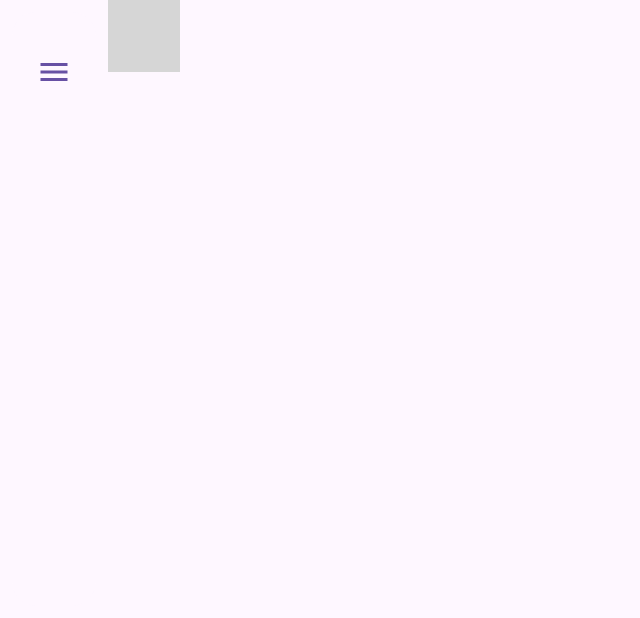
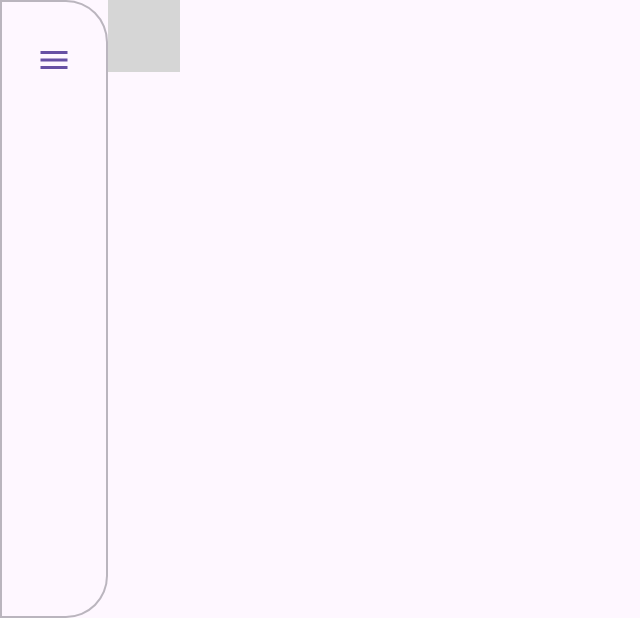
Before and after one commit to LanRhyme/ShardLauncher, an Android app built with Jetpack Compose: the screen it shows after launch (MainActivity), on a phone screen of 824 x 412 dp (held sideways). Shown: the whole screen, without its empty margins (0-640 px from the left). Run offline under Robolectric (Android 15) with nearby library versions, the phone set to English and light mode, and no system bars; 3 statements that could not run were skipped; grey boxes are pictures that could not be loaded.

Commit message:
侧边栏优化

```diff
--- a/app/build.gradle.kts
+++ b/app/build.gradle.kts
@@ -49,7 +49,7 @@ dependencies {
     implementation(libs.androidx.ui.graphics)
     implementation(libs.androidx.ui.tooling.preview)
     implementation(libs.androidx.material3)
-    implementation("androidx.compose.material3:material3:1.3.2")
+    implementation("com.google.android.material:material:1.12.0") // Add this for M3 themes
     implementation("androidx.navigation:navigation-compose:2.9.4")
     implementation("androidx.compose.material:material-icons-core:1.7.8")
     implementation("androidx.compose.material:material-icons-extended:1.7.8")
--- a/app/src/main/java/com/lanrhyme/shardlauncher/MainActivity.kt
+++ b/app/src/main/java/com/lanrhyme/shardlauncher/MainActivity.kt
@@ -1,11 +1,13 @@
 package com.lanrhyme.shardlauncher
 
+import android.app.Activity
 import android.os.Bundle
 import androidx.activity.ComponentActivity
 import androidx.activity.compose.setContent
 import androidx.compose.animation.core.Spring
 import androidx.compose.animation.core.animateDpAsState
 import androidx.compose.animation.core.spring
+import androidx.compose.foundation.BorderStroke
 import androidx.compose.foundation.background
 import androidx.compose.foundation.clickable
 import androidx.compose.foundation.isSystemInDarkTheme
@@ -20,6 +22,8 @@ import androidx.compose.ui.Modifier
 import androidx.compose.ui.draw.blur
 import androidx.compose.ui.draw.clip
 import androidx.compose.ui.graphics.Color
+import androidx.compose.ui.graphics.toArgb
+import androidx.compose.ui.platform.LocalView
 import androidx.compose.ui.unit.dp
 import androidx.core.view.WindowCompat
 import androidx.navigation.NavController
@@ -78,20 +82,10 @@ fun MainScreen(
         animationSpec = spring(stiffness = Spring.StiffnessMedium)
     )
 
-    Surface(modifier = Modifier.fillMaxSize()) {
+    // The root is now a Box, not a Surface, to prevent double backgrounds.
     Box(modifier = Modifier.fillMaxSize()) {
-            Row(modifier = Modifier.fillMaxSize()) {
-                if (sidebarPosition == SidebarPosition.Left) {
-                    SideBar(
-                        modifier = Modifier.width(sidebarWidth),
-                        isExpanded = isSidebarExpanded,
-                        onToggleExpand = { isSidebarExpanded = !isSidebarExpanded },
-                        navController = navController
-                    )
-                }
-
         MainContent(
-                    modifier = Modifier.weight(1f),
+            modifier = Modifier.fillMaxSize(),
             isSidebarExpanded = isSidebarExpanded,
             contentBlurRadius = contentBlurRadius,
             onSidebarExpandToggle = { isSidebarExpanded = !isSidebarExpanded },
@@ -102,16 +96,20 @@ fun MainScreen(
             onPositionChange = onPositionChange
         )
 
-                if (sidebarPosition == SidebarPosition.Right) {
+        val sidebarAlignment = when (sidebarPosition) {
+            SidebarPosition.Left -> Alignment.CenterStart
+            SidebarPosition.Right -> Alignment.CenterEnd
+        }
+
         SideBar(
-                        modifier = Modifier.width(sidebarWidth),
+            modifier = Modifier
+                .align(sidebarAlignment)
+                .width(sidebarWidth),
             isExpanded = isSidebarExpanded,
             onToggleExpand = { isSidebarExpanded = !isSidebarExpanded },
-                        navController = navController
+            navController = navController,
+            position = sidebarPosition
         )
-                }
-            }
-        }
     }
 }
 
@@ -127,17 +125,16 @@ fun MainContent(
     sidebarPosition: SidebarPosition,
     onPositionChange: (SidebarPosition) -> Unit
 ) {
-    Box(modifier = modifier.fillMaxHeight()) {
+    val collapsedSidebarWidth = 72.dp
+    val contentPadding = when (sidebarPosition) {
+        SidebarPosition.Left -> PaddingValues(start = collapsedSidebarWidth)
+        SidebarPosition.Right -> PaddingValues(end = collapsedSidebarWidth)
+    }
+
     Box(
-            modifier = Modifier
-                .fillMaxSize()
-                .blur(radius = contentBlurRadius)
-                .clickable(enabled = isSidebarExpanded) {
-                    if (isSidebarExpanded) {
-                        onSidebarExpandToggle()
-                    }
-                }
+        modifier = modifier.blur(radius = contentBlurRadius)
     ) {
+        Box(modifier = Modifier.padding(contentPadding)) {
             NavHost(navController = navController, startDestination = Screen.Home.route) {
                 composable(Screen.Home.route) { HomePage() }
                 composable(Screen.Settings.route) {
@@ -151,10 +148,10 @@ fun MainContent(
             }
         }
 
-        if (isSidebarExpanded && contentBlurRadius > 0.dp) {
+        if (isSidebarExpanded) {
             Box(
                 modifier = Modifier
-                    .matchParentSize()
+                    .fillMaxSize()
                     .background(Color.Black.copy(alpha = 0.3f))
                     .clickable { onSidebarExpandToggle() }
             )
@@ -167,24 +164,29 @@ fun SideBar(
     modifier: Modifier = Modifier,
     isExpanded: Boolean,
     onToggleExpand: () -> Unit,
-    navController: NavController
+    navController: NavController,
+    position: SidebarPosition
 ) {
     val navBackStackEntry by navController.currentBackStackEntryAsState()
     val currentRoute = navBackStackEntry?.destination?.route
 
+    val cardShape = when (position) {
+        SidebarPosition.Left -> RoundedCornerShape(topEnd = 28.dp, bottomEnd = 28.dp)
+        SidebarPosition.Right -> RoundedCornerShape(topStart = 28.dp, bottomStart = 28.dp)
+    }
+
     Card(
-        modifier = modifier
-            .fillMaxHeight()
-            .padding(8.dp),
-        shape = RoundedCornerShape(16.dp),
+        modifier = modifier.fillMaxHeight(),
+        shape = cardShape,
         colors = CardDefaults.cardColors(
             containerColor = MaterialTheme.colorScheme.surface.copy(alpha = 0.85f)
         ),
-        elevation = CardDefaults.cardElevation(defaultElevation = 0.dp)
+        elevation = CardDefaults.cardElevation(defaultElevation = 0.dp),
+        border = BorderStroke(1.dp, MaterialTheme.colorScheme.outline.copy(alpha = 0.5f))
     ) {
         Column(
             modifier = Modifier
-                .padding(vertical = 16.dp)
+                .padding(vertical = 16.dp, horizontal = 8.dp)
                 .fillMaxHeight()
                 .fillMaxWidth(),
             horizontalAlignment = Alignment.CenterHorizontally
--- a/app/src/main/java/com/lanrhyme/shardlauncher/ui/theme/Theme.kt
+++ b/app/src/main/java/com/lanrhyme/shardlauncher/ui/theme/Theme.kt
@@ -1,14 +1,16 @@
 package com.lanrhyme.shardlauncher.ui.theme
 
+import android.app.Activity
 import androidx.compose.foundation.isSystemInDarkTheme
-import androidx.compose.material3.MaterialTheme
-import androidx.compose.material3.Shapes
-import androidx.compose.material3.Typography
-import androidx.compose.material3.darkColorScheme
-import androidx.compose.material3.lightColorScheme
+import androidx.compose.foundation.shape.RoundedCornerShape
+import androidx.compose.material3.*
 import androidx.compose.runtime.Composable
-import androidx.compose.foundation.shape.RoundedCornerShape
+import androidx.compose.runtime.SideEffect
+import androidx.compose.ui.graphics.Color
+import androidx.compose.ui.graphics.toArgb
+import androidx.compose.ui.platform.LocalView
 import androidx.compose.ui.unit.dp
+import androidx.core.view.WindowCompat
 
 private val LightColors = lightColorScheme(
     primary = LightGreenPrimary,
@@ -68,6 +70,19 @@ fun ShardLauncherTheme(
     content: @Composable () -> Unit
 ) {
     val colorScheme = if (darkTheme) DarkColors else LightColors
+    val view = LocalView.current
+    if (!view.isInEditMode) {
+        SideEffect {
+            val window = (view.context as Activity).window
+            // Set status and navigation bars to transparent
+            window.statusBarColor = Color.Transparent.toArgb()
+            window.navigationBarColor = Color.Transparent.toArgb()
+
+            // Set the appearance of the system bar icons
+            WindowCompat.getInsetsController(window, view).isAppearanceLightStatusBars = !darkTheme
+            WindowCompat.getInsetsController(window, view).isAppearanceLightNavigationBars = !darkTheme
+        }
+    }
 
     MaterialTheme(
         colorScheme = colorScheme,
--- a/app/src/main/res/values/themes.xml
+++ b/app/src/main/res/values/themes.xml
@@ -1,5 +1,9 @@
-<?xml version="1.0" encoding="utf-8"?>
-<resources>
-
-    <style name="Theme.ShardLauncher" parent="android:Theme.Material.Light.NoActionBar" />
+<resources xmlns:tools="http://schemas.android.com/tools">
+  <!-- Base application theme. -->
+  <style name="Theme.ShardLauncher" parent="Theme.Material3.DayNight.NoActionBar">
+    <!-- Transparent system bars for edge-to-edge. -->
+    <item name="android:navigationBarColor">@android:color/transparent</item>
+    <item name="android:statusBarColor">@android:color/transparent</item>
+    <item name="android:enforceNavigationBarContrast" tools:targetApi="q">false</item>
+  </style>
 </resources>
```
Lines whose indentation alone changed are shown as unchanged.
